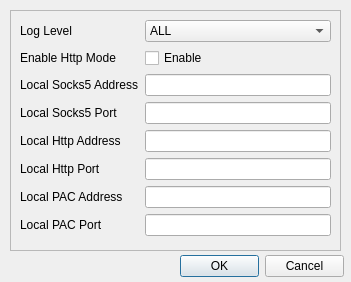
Before: the Qt Designer form ui/advancesettingsdialog.ui in Trojan-Qt5/Trojan-Qt5, drawn with Qt 5.
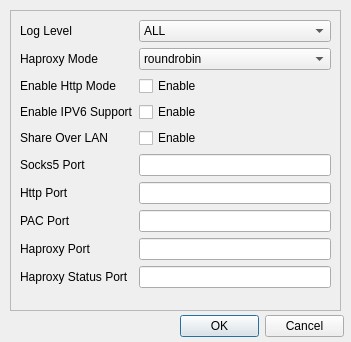
After: the same form once the commit is applied.

Diff of the .ui file:
```diff
--- a/ui/advancesettingsdialog.ui
+++ b/ui/advancesettingsdialog.ui
@@ -7,7 +7,7 @@
     <x>0</x>
     <y>0</y>
     <width>351</width>
-    <height>282</height>
+    <height>342</height>
    </rect>
   </property>
   <property name="windowTitle">
@@ -19,7 +19,7 @@
      <x>10</x>
      <y>10</y>
      <width>331</width>
-     <height>241</height>
+     <height>301</height>
     </rect>
    </property>
    <property name="frameShape">
@@ -35,68 +35,117 @@
     <property name="formAlignment">
      <set>Qt::AlignLeading|Qt::AlignLeft|Qt::AlignTop</set>
     </property>
+    <item row="0" column="0">
+     <widget class="QLabel" name="logLevelLabel">
+      <property name="text">
+       <string>Log Level</string>
+      </property>
+     </widget>
+    </item>
+    <item row="0" column="1">
+     <widget class="QComboBox" name="logLevelComboBox">
+      <item>
+       <property name="text">
+        <string>ALL</string>
+       </property>
+      </item>
+      <item>
+       <property name="text">
+        <string>INFO</string>
+       </property>
+      </item>
+      <item>
+       <property name="text">
+        <string>WARN</string>
+       </property>
+      </item>
+      <item>
+       <property name="text">
+        <string>ERROR</string>
+       </property>
+      </item>
+      <item>
+       <property name="text">
+        <string>FATAL</string>
+       </property>
+      </item>
+      <item>
+       <property name="text">
+        <string>OFF</string>
+       </property>
+      </item>
+     </widget>
+    </item>
     <item row="2" column="0">
-     <widget class="QLabel" name="socks5AddressLabel">
+     <widget class="QLabel" name="enableHttpMpdeLabel">
       <property name="text">
-       <string>Local Socks5 Address</string>
+       <string>Enable Http Mode</string>
       </property>
      </widget>
     </item>
     <item row="2" column="1">
-     <widget class="QLineEdit" name="socks5Address"/>
+     <widget class="QCheckBox" name="httpModeCheckBox">
+      <property name="text">
+       <string>Enable</string>
+      </property>
+     </widget>
     </item>
     <item row="3" column="0">
-     <widget class="QLabel" name="socks5PortLabel">
+     <widget class="QLabel" name="enableIpv6SupportLabel">
       <property name="text">
-       <string>Local Socks5 Port</string>
+       <string>Enable IPV6 Support</string>
       </property>
      </widget>
     </item>
     <item row="3" column="1">
-     <widget class="QLineEdit" name="socks5Port"/>
+     <widget class="QCheckBox" name="enableIpv6SupportCheckBox">
+      <property name="text">
+       <string>Enable</string>
+      </property>
+     </widget>
     </item>
     <item row="4" column="0">
      <widget class="QLabel" name="httpAddressLabel">
       <property name="text">
-       <string>Local Http Address</string>
+       <string>Share Over LAN</string>
       </property>
      </widget>
     </item>
     <item row="4" column="1">
-     <widget class="QLineEdit" name="httpAddress">
-      <property name="inputMethodHints">
-       <set>Qt::ImhDigitsOnly|Qt::ImhPreferNumbers</set>
+     <widget class="QCheckBox" name="shareOverLanCheckBox">
+      <property name="text">
+       <string>Enable</string>
       </property>
      </widget>
     </item>
     <item row="5" column="0">
-     <widget class="QLabel" name="httpPortLabel">
+     <widget class="QLabel" name="socks5PortLabel">
       <property name="text">
-       <string>Local Http Port</string>
+       <string>Socks5 Port</string>
       </property>
      </widget>
     </item>
     <item row="5" column="1">
-     <widget class="QLineEdit" name="httpPort">
-      <property name="inputMethodHints">
-       <set>Qt::ImhNone</set>
-      </property>
-     </widget>
+     <widget class="QLineEdit" name="socks5Port"/>
     </item>
     <item row="6" column="0">
-     <widget class="QLabel" name="pacAddressLabel">
+     <widget class="QLabel" name="httpPortLabel">
       <property name="text">
-       <string>Local PAC Address</string>
+       <string>Http Port</string>
       </property>
      </widget>
     </item>
     <item row="6" column="1">
-     <widget class="QLineEdit" name="pacAddress"/>
+     <widget class="QLineEdit" name="httpPort">
+      <property name="inputMethodHints">
+       <set>Qt::ImhNone</set>
+      </property>
+     </widget>
     </item>
     <item row="7" column="0">
      <widget class="QLabel" name="pacPortLabel">
       <property name="text">
-       <string>Local PAC Port</string>
+       <string>PAC Port</string>
       </property>
      </widget>
     </item>
@@ -107,32 +156,38 @@
       </property>
      </widget>
     </item>
+    <item row="8" column="1">
+     <widget class="QLineEdit" name="haproxyPort"/>
+    </item>
+    <item row="9" column="0">
+     <widget class="QLabel" name="haproxyStatusPortLabel">
+      <property name="text">
+       <string>Haproxy Status Port</string>
+      </property>
+     </widget>
+    </item>
+    <item row="9" column="1">
+     <widget class="QLineEdit" name="haproxyStatusPort"/>
+    </item>
+    <item row="8" column="0">
+     <widget class="QLabel" name="haproxyPortLabel">
+      <property name="text">
+       <string>Haproxy Port</string>
+      </property>
+     </widget>
+    </item>
     <item row="1" column="0">
-     <widget class="QLabel" name="enableHttpMpdeLabel">
+     <widget class="QLabel" name="label">
       <property name="text">
-       <string>Enable Http Mode</string>
+       <string>Haproxy Mode</string>
       </property>
      </widget>
     </item>
     <item row="1" column="1">
-     <widget class="QCheckBox" name="httpModeCheckBox">
-      <property name="text">
-       <string>Enable</string>
-      </property>
-     </widget>
-    </item>
-    <item row="0" column="0">
-     <widget class="QLabel" name="logLevelLabel">
-      <property name="text">
-       <string>Log Level</string>
-      </property>
-     </widget>
-    </item>
-    <item row="0" column="1">
-     <widget class="QComboBox" name="logLevelComboBox">
+     <widget class="QComboBox" name="comboBox">
       <item>
        <property name="text">
-        <string>ALL</string>
+        <string>roundrobin</string>
        </property>
       </item>
       <item>
@@ -168,7 +223,7 @@
    <property name="geometry">
     <rect>
      <x>180</x>
-     <y>250</y>
+     <y>310</y>
      <width>164</width>
      <height>32</height>
     </rect>
```
Left out of the diff: 24 changed lines with no effect on the pictures.
